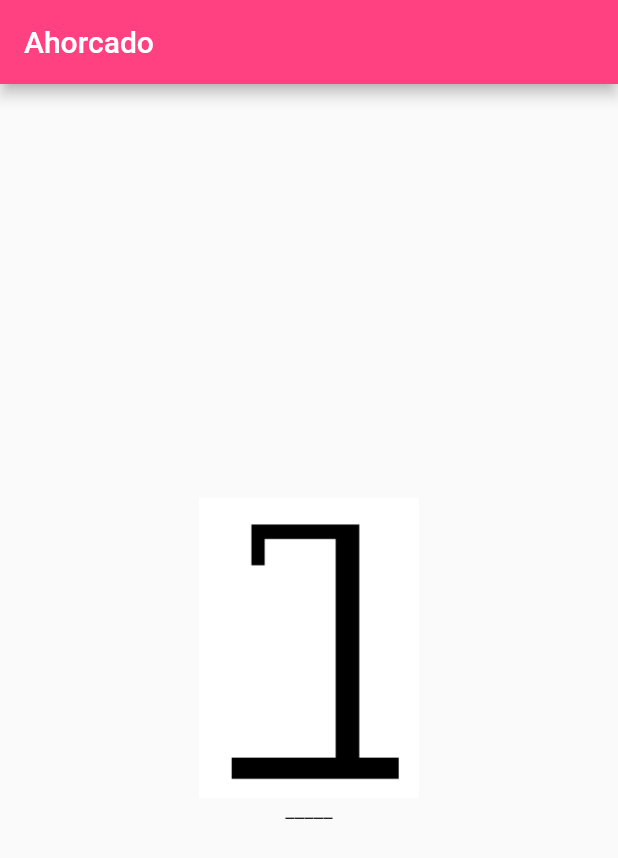
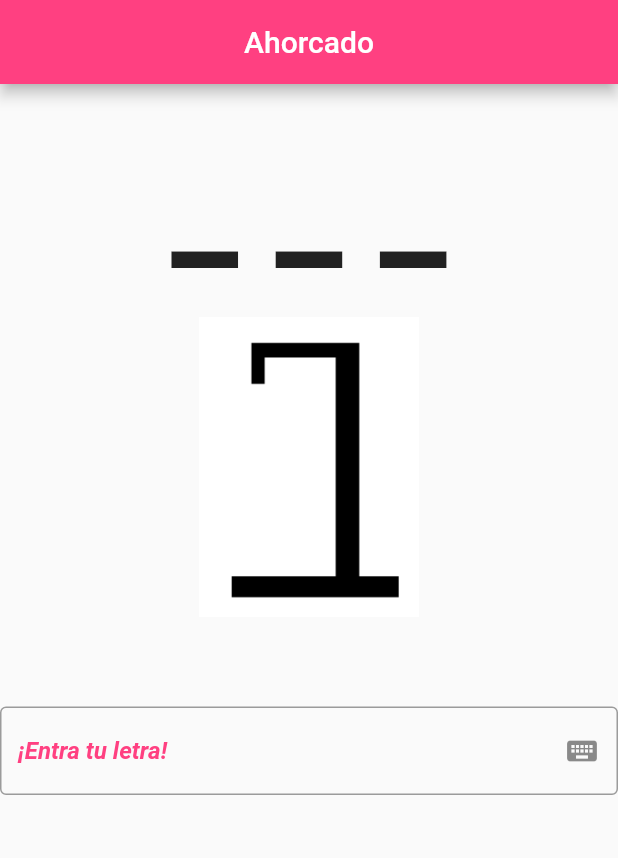
Before and after one commit to SvanhildurG/Hangman2, a Flutter app: the screen it shows after launch, on a phone screen of 412 x 824 dp. Shown: the top 858 px of the screen. Run offline on Flutter 3.47's test engine with Material 2 defaults, Android fonts, the phone set to English and light mode, and no system bars.

Commit message:
4 commit

```diff
--- a/lib/main.dart
+++ b/lib/main.dart
@@ -46,7 +46,10 @@ class _MyHomePageState extends State<MyHomePage> {
   String randomWord = '';
   //List<String> _guessedLetters = []; //Already defined
   int _wrongGuesses = 0; //Not using
-  List<String> _underscore = [];
+  List<String> letterInput = [];
+  List<String> underscore = [];
+  List<String> images = [];
+  final _textController = TextEditingController();
 
   void wrongGuesses() {
     //Try to use counter with images, have set state (Gunnar) and counter but haven't got it to work
@@ -57,19 +60,20 @@ class _MyHomePageState extends State<MyHomePage> {
   }
 
   @override
+  //Call initState method to initialize randomWord and underscore
+  //Within void - don't return value
   void initState() {
-    //Object is inserted to a tree - can not set _randomWord above
     super.initState();
     randomWord = words.elementAt(Random().nextInt(words.length));
-    _underscore = List.generate(randomWord.length, (_) => '_');
-  } //Display of underscores but beneath the image and very small - try and fix that next
+    underscore = List.generate(randomWord.length, (_) => '_');
+  }
 
   void _guessedLetters(String letter) {
     bool letterFound = false;
     setState(() {
       for (var i = 0; i < randomWord.length; i++) {
         if (randomWord[i] == letter) {
-          _underscore[i] = letter;
+          underscore[i] = letter;
           letterFound = true;
         }
       }
@@ -85,36 +89,62 @@ class _MyHomePageState extends State<MyHomePage> {
       appBar: AppBar(
         backgroundColor: Colors.pinkAccent,
         title: Text(widget.title),
+        centerTitle: true,
       ),
-      body: Center(
+      body: Container(
+        margin: const EdgeInsets.only(top: 2),
         child: Column(
-          mainAxisAlignment: MainAxisAlignment.center,
-          children: <Widget>[
+          mainAxisAlignment: MainAxisAlignment.start,
+          children: [
+            Center(
+              child: Stack(
+                //Trying Stack
+                children: [],
+              ),
+            ),
+            const SizedBox(height: 16),
+            Text(
+              underscore.join(' '),
+              style: const TextStyle(
+                fontSize: 100,
+                fontWeight: FontWeight.bold,
+              ),
+            ),
+            const SizedBox(height: 20),
             Image.asset(
+              //Try later!!!
               'assets/images/1.png',
               //'assets/image$_wrongGuesses.png', //Use setState - must be above the widget tree
               height: 200,
               width: 200,
             ),
-            Text(_underscore.join('_')),
-
-            //set state: setState(() { _myState = newValue; });
-
-            //ElevatedButton(
-            //child: Text(
-            //skoða að setja ekki elevated heldur bara setja underscore fyrir ofan myndina
-            //),
-            //),
+            const SizedBox(height: 60),
+            TextField(
+              controller: _textController,
+              decoration: InputDecoration(
+                hintText: '¡Entra tu letra!',
+                hintStyle: TextStyle(
+                  fontWeight: FontWeight.bold,
+                  fontStyle: FontStyle.italic,
+                  color: Colors.pinkAccent,
+                ),
+                border: const OutlineInputBorder(),
+                suffixIcon: IconButton(
+                  onPressed: () {
+                    //Clear what's currently in the textfield
+                    _textController.clear();
+                  },
+                  icon: const Icon(Icons.keyboard),
+                ),
+              ),
+            )
           ],
         ),
       ),
+      //floatingActionButton: FloatingActionButton(
+      //onPressed: (); //Trying keyboard, need set state? and define, maybe comes by itself on Android?: https://www.youtube.com/watch?v=LFQgZc4oKa4
+      //child: const Icon(Icons.keyboard),
+      //), // This trailing comma makes auto-formatting nicer for build methods.
     );
-
-    //floatingActionButton: FloatingActionButton(
-    //onPressed: _incrementCounter,
-    //tooltip: 'Increment',
-    //child: const Icon(Icons.add),
-    // function to handle wrong guesses
-    //This trailing comma makes auto-formatting nicer for build methods.
   }
 }
```
